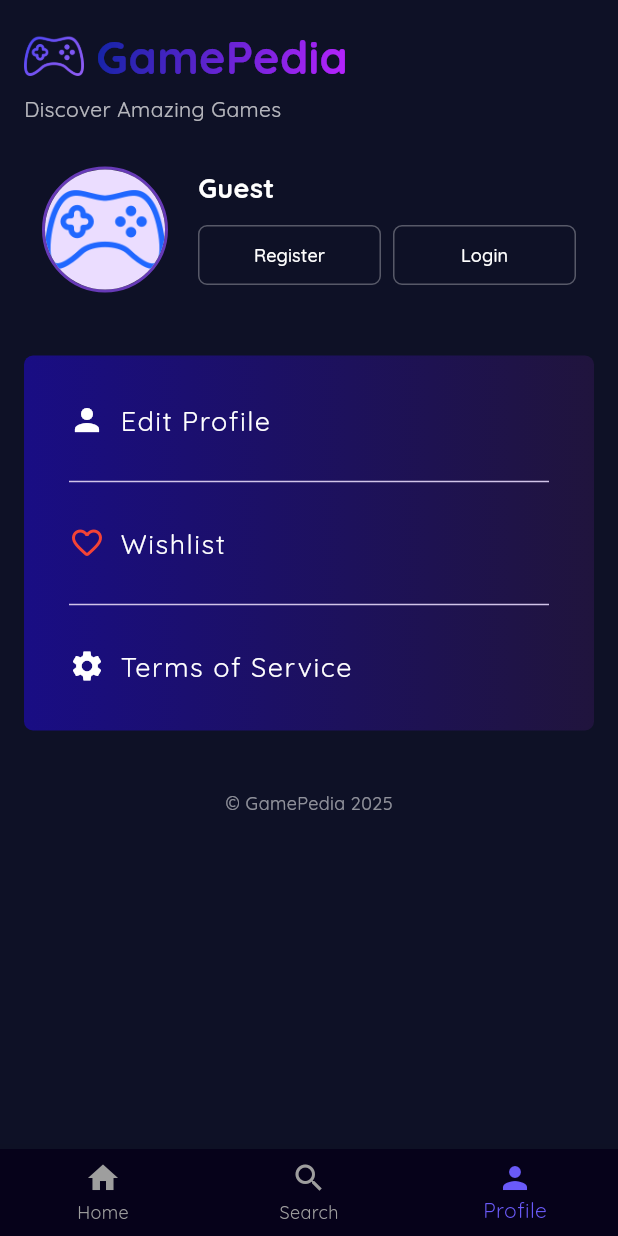
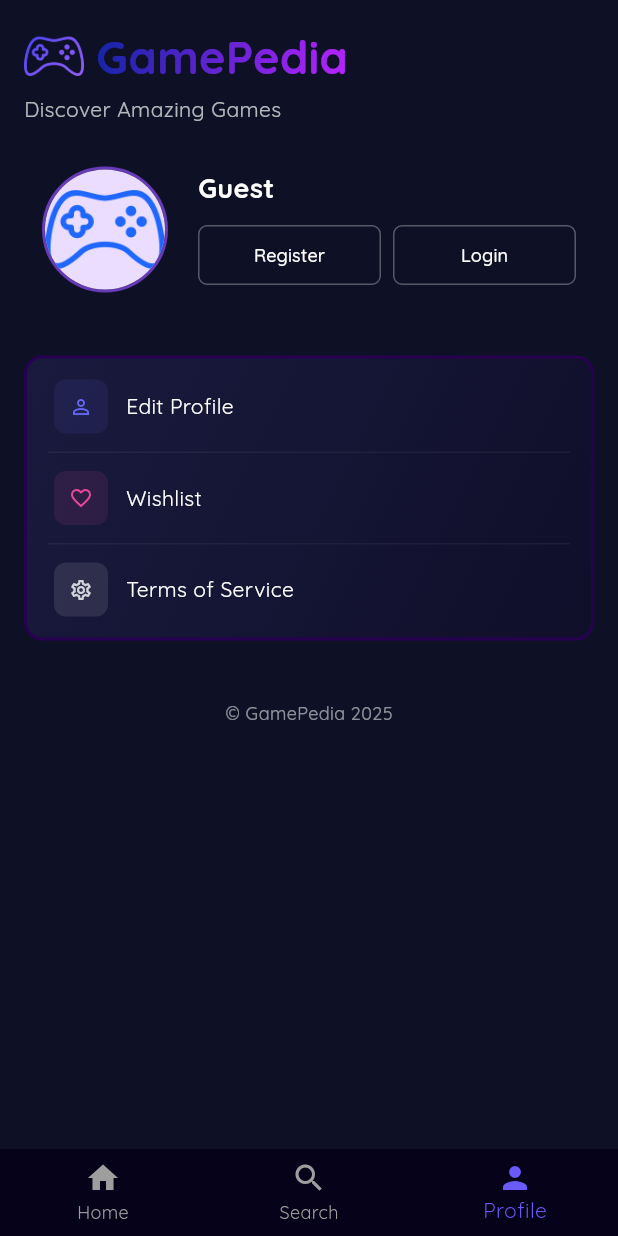
Before and after one commit to FernandoAntonius/ProyekPAB1, a Flutter app: the screen it shows after launch, item 3 of the bottom bar chosen, on a phone screen of 412 x 824 dp. Run offline on Flutter 3.47's test engine with Material 3 defaults, Android fonts, the phone set to English and light mode, and no system bars; our stand-ins replace cached_network_image, shared_preferences; missing offline and left inert: encrypt.

Commit message:
profile widget baru

```diff
--- a/gamepedia/lib/screens/profile_screen.dart
+++ b/gamepedia/lib/screens/profile_screen.dart
@@ -251,45 +251,71 @@ class _ProfileScreenState extends State<ProfileScreen> {
                 ),
                 SizedBox(height: 30),
                 Container(
-                  padding: const EdgeInsets.all(30),
                   decoration: BoxDecoration(
-                    borderRadius: BorderRadius.circular(6),
-                    gradient: const LinearGradient(
-                      colors: [Color(0xFF190D84), Color(0xFF20143D)],
+                    borderRadius: BorderRadius.circular(12),
+                    gradient: LinearGradient(
+                      begin: Alignment.topLeft,
+                      end: Alignment.bottomRight,
+                      colors: [
+                        Color(0xFF1a1a3e),
+                        Color(0xFF0f0f2a),
+                      ],
+                    ),
+                    border: Border.all(
+                      color: const Color.fromARGB(255, 39, 0, 82),
+                      width: 2,
                     ),
                   ),
+                  padding: const EdgeInsets.all(2),
                   child: Column(
                     mainAxisAlignment: MainAxisAlignment.center,
                     children: [
                       ProfileInfoItem(
-                        icon: Icons.person,
+                        icon: Icons.person_outline,
                         label: 'Edit Profile',
                         value: '',
                         showEditIcon: false,
-                        iconColor: Colors.white,
+                        iconColor: Color(0xFF6366f1),
+                        iconBackgroundColor: Color(0xFF6366f1).withOpacity(0.1),
+                        iconBackgroundHoverColor: Color(
+                          0xFF6366f1,
+                        ).withOpacity(0.2),
                         isSignedIn: isSignedIn,
                         navigateTo: '/edit_profile',
                       ),
-                      const SizedBox(height: 20),
-                      Divider(color: Colors.deepPurple[100]),
-                      const SizedBox(height: 20),
+                      Container(
+                        height: 1,
+                        margin: EdgeInsets.symmetric(horizontal: 12),
+                        color: Colors.white.withOpacity(0.05),
+                      ),
                       ProfileInfoItem(
-                        icon: Icons.favorite_border_rounded,
+                        icon: Icons.favorite_outline,
                         label: 'Wishlist',
                         value: '',
                         showEditIcon: false,
-                        iconColor: Colors.red,
+                        iconColor: Color(0xFFec4899),
+                        iconBackgroundColor: Color(0xFFec4899).withOpacity(0.1),
+                        iconBackgroundHoverColor: Color(
+                          0xFFec4899,
+                        ).withOpacity(0.2),
                         isSignedIn: isSignedIn,
                         navigateTo: '/wishlist',
                       ),
-                      const SizedBox(height: 20),
-                      Divider(color: Colors.deepPurple[100]),
-                      const SizedBox(height: 20),
+                      Container(
+                        height: 1,
+                        margin: EdgeInsets.symmetric(horizontal: 12),
+                        color: Colors.white.withOpacity(0.05),
+                      ),
                       ProfileInfoItem(
-                        icon: Icons.settings,
+                        icon: Icons.settings_outlined,
                         label: 'Terms of Service',
                         value: '',
-                        iconColor: Colors.white,
+                        showEditIcon: false,
+                        iconColor: Color(0xFFd1d5db),
+                        iconBackgroundColor: Colors.white.withOpacity(0.1),
+                        iconBackgroundHoverColor: Colors.white.withOpacity(
+                          0.15,
+                        ),
                         navigateTo: '/terms',
                       ),
                     ],
--- a/gamepedia/lib/widgets/profile_item.dart
+++ b/gamepedia/lib/widgets/profile_item.dart
@@ -1,12 +1,14 @@
 import 'package:flutter/material.dart';
 
-class ProfileInfoItem extends StatelessWidget {
+class ProfileInfoItem extends StatefulWidget {
   final IconData icon;
   final String label;
   final String value;
   final bool showEditIcon;
   final VoidCallback? onEditPressed;
   final Color iconColor;
+  final Color iconBackgroundColor;
+  final Color iconBackgroundHoverColor;
   final bool isSignedIn;
   final BuildContext? context;
   final String? navigateTo;
@@ -19,46 +21,83 @@ class ProfileInfoItem extends StatelessWidget {
     this.showEditIcon = false,
     this.onEditPressed,
     required this.iconColor,
+    required this.iconBackgroundColor,
+    required this.iconBackgroundHoverColor,
     this.isSignedIn = false,
     this.context,
     this.navigateTo,
   });
 
+  @override
+  State<ProfileInfoItem> createState() => _ProfileInfoItemState();
+}
+
+class _ProfileInfoItemState extends State<ProfileInfoItem> {
+  bool _isHovered = false;
 
   @override
   Widget build(BuildContext context) {
     return InkWell(
       onTap: () {
-        if (navigateTo != null) {
-          Navigator.pushNamed(context, navigateTo!);
-        } else if (!isSignedIn) {
+        if (widget.navigateTo != null) {
+          Navigator.pushNamed(context, widget.navigateTo!);
+        } else if (!widget.isSignedIn) {
           Navigator.pushNamed(context, '/login');
         }
       },
+      onHover: (hovering) {
+        setState(() {
+          _isHovered = hovering;
+        });
+      },
+      borderRadius: BorderRadius.circular(8),
+      child: AnimatedContainer(
+        duration: Duration(milliseconds: 200),
+        decoration: BoxDecoration(
+          color: _isHovered
+              ? Colors.white.withOpacity(0.05)
+              : Colors.transparent,
+          borderRadius: BorderRadius.circular(8),
+        ),
+        padding: EdgeInsets.symmetric(horizontal: 16, vertical: 12),
         child: Row(
           children: [
-          SizedBox(
-            width: MediaQuery.of(context).size.width / 2,
-            child: Row(
-              children: [
-                Icon(icon, color: iconColor),
-                SizedBox(width: 10),
-                Text(
-                  label,
+            AnimatedContainer(
+              duration: Duration(milliseconds: 200),
+              width: 36,
+              height: 36,
+              decoration: BoxDecoration(
+                color: _isHovered
+                    ? widget.iconBackgroundHoverColor
+                    : widget.iconBackgroundColor,
+                borderRadius: BorderRadius.circular(8),
+              ),
+              child: Icon(widget.icon, color: widget.iconColor, size: 16),
+            ),
+            SizedBox(width: 12),
+            Expanded(
+              child: Text(
+                widget.label,
                 style: TextStyle(
-                    fontSize: 18,
+                  fontSize: 14,
                   color: Colors.white,
                   fontFamily: 'Quicksand',
-                    letterSpacing: 1,
+                  fontWeight: FontWeight.w400,
+                ),
+              ),
+            ),
+            if (widget.showEditIcon)
+              InkWell(
+                onTap: widget.onEditPressed,
+                child: Icon(
+                  Icons.edit,
+                  color: Colors.white.withOpacity(0.7),
+                  size: 18,
                 ),
               ),
           ],
         ),
       ),
-          if (showEditIcon)
-            InkWell(onTap: onEditPressed, child: Icon(Icons.edit)),
-        ],
-      ),
     );
   }
 }
```
Lines whose indentation alone changed are shown as unchanged.
